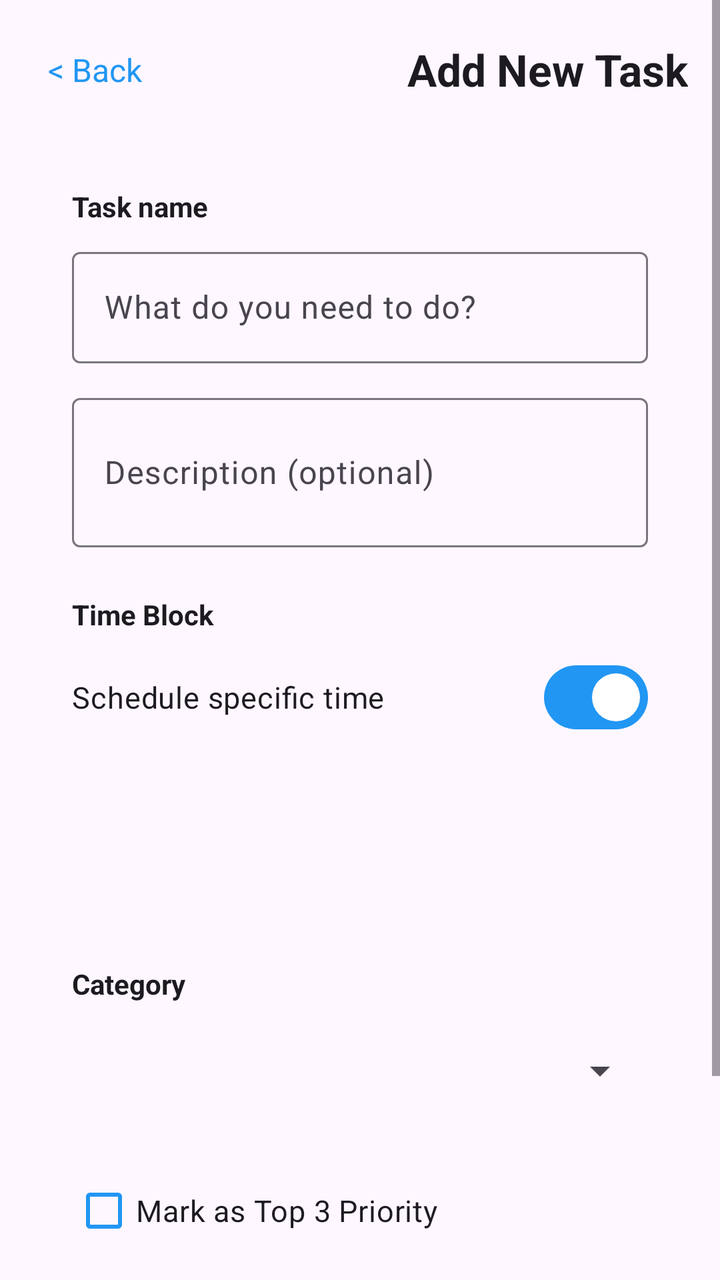
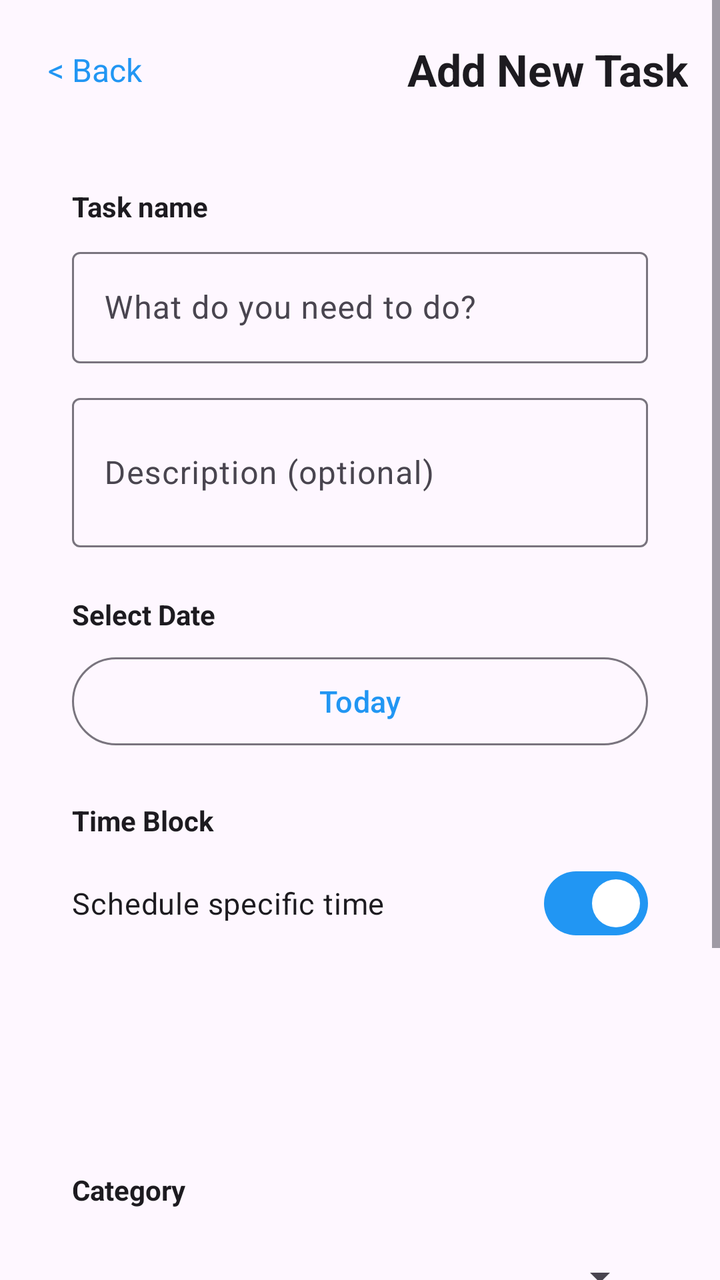

An Android layout rendered at two revisions. The XML below is the earlier revision; the diff shows what the commit changed to produce the second picture.
<!-- AndroidManifest.xml: activity theme Base.Theme.DailyToDoList -->
<!-- res/layout/activity_add_task.xml -->
<?xml version="1.0" encoding="utf-8"?>
<LinearLayout xmlns:android="http://schemas.android.com/apk/res/android"
    xmlns:app="http://schemas.android.com/apk/res-auto"
    android:id="@+id/mainLayout"
    android:layout_width="match_parent"
    android:layout_height="match_parent"
    android:background="?android:attr/colorBackground"
    android:orientation="vertical">

    <ScrollView
        android:layout_width="match_parent"
        android:layout_height="match_parent"
        android:fillViewport="true">

        <LinearLayout
            android:layout_width="match_parent"
            android:layout_height="wrap_content"
            android:orientation="vertical"
            android:paddingLeft="16dp"
            android:paddingRight="16dp"
            android:paddingTop="16dp"
            android:paddingBottom="32dp">

            
            <LinearLayout
                android:layout_width="match_parent"
                android:layout_height="wrap_content"
                android:orientation="horizontal"
                android:gravity="center_vertical"
                android:layout_marginBottom="20dp">

                <TextView
                    android:id="@+id/backButton"
                    android:layout_width="wrap_content"
                    android:layout_height="wrap_content"
                    android:text="@string/back"
                    android:textSize="16sp"
                    android:padding="8dp"
                    android:clickable="true"
                    android:focusable="true"
                    android:background="?attr/selectableItemBackground"
                    android:textColor="?attr/colorPrimary" />

                <TextView
                    android:id="@+id/screenTitle"
                    android:layout_width="0dp"
                    android:layout_height="wrap_content"
                    android:layout_weight="1"
                    android:text="@string/add_task_title"
                    android:textSize="22sp"
                    android:textStyle="bold"
                    android:gravity="end"
                    android:textColor="?attr/colorOnSurface" />
            </LinearLayout>

            
            <LinearLayout
                android:id="@+id/formCard"
                android:layout_width="match_parent"
                android:layout_height="wrap_content"
                android:orientation="vertical"
                android:padding="20dp"
                android:elevation="4dp">

                <TextView
                    android:layout_width="match_parent"
                    android:layout_height="wrap_content"
                    android:text="@string/task_name_label"
                    android:textSize="14sp"
                    android:textStyle="bold"
                    android:layout_marginBottom="8dp"
                    android:textColor="?attr/colorOnSurface" />

                <com.google.android.material.textfield.TextInputLayout
                    android:id="@+id/taskNameLayout"
                    style="@style/Widget.Material3.TextInputLayout.OutlinedBox"
                    android:layout_width="match_parent"
                    android:layout_height="wrap_content"
                    android:hint="@string/task_name_hint">

                    <com.google.android.material.textfield.TextInputEditText
                        android:id="@+id/editTaskName"
                        android:layout_width="match_parent"
                        android:layout_height="wrap_content"
                        android:maxLines="3"
                        android:inputType="textCapSentences|textMultiLine"
                        android:textColor="?attr/colorOnSurface"
                        android:textColorHint="?attr/colorOnSurfaceVariant" />
                </com.google.android.material.textfield.TextInputLayout>

                <com.google.android.material.textfield.TextInputLayout
                    android:id="@+id/descriptionLayout"
                    style="@style/Widget.Material3.TextInputLayout.OutlinedBox"
                    android:layout_width="match_parent"
                    android:layout_height="wrap_content"
                    android:layout_marginTop="12dp"
                    android:hint="@string/description_hint">

                    <com.google.android.material.textfield.TextInputEditText
                        android:id="@+id/editDescription"
                        android:layout_width="match_parent"
                        android:layout_height="wrap_content"
                        android:minLines="2"
                        android:maxLines="4"
                        android:inputType="textCapSentences|textMultiLine"
                        android:textColor="?attr/colorOnSurface"
                        android:textColorHint="?attr/colorOnSurfaceVariant" />
                </com.google.android.material.textfield.TextInputLayout>

                <TextView
                    android:layout_width="match_parent"
                    android:layout_height="wrap_content"
                    android:text="@string/time_block_label"
                    android:textSize="14sp"
                    android:textStyle="bold"
                    android:layout_marginTop="24dp"
                    android:layout_marginBottom="8dp"
                    android:textColor="?attr/colorOnSurface" />

                
                <com.google.android.material.materialswitch.MaterialSwitch
                    android:id="@+id/switchScheduleTime"
                    android:layout_width="match_parent"
                    android:layout_height="wrap_content"
                    android:text="@string/schedule_specific_time"
                    android:textSize="15sp"
                    android:checked="true"
                    android:textColor="?attr/colorOnSurface" />

                
                <LinearLayout
                    android:id="@+id/timeSection"
                    android:layout_width="match_parent"
                    android:layout_height="wrap_content"
                    android:orientation="vertical">

                    <LinearLayout
                        android:layout_width="match_parent"
                        android:layout_height="wrap_content"
                        android:layout_marginTop="8dp"
                        android:orientation="horizontal">

                        <TextView
                            android:id="@+id/btnStartTime"
                            android:layout_width="0dp"
                            android:layout_height="52dp"
                            android:layout_weight="1"
                            android:layout_marginEnd="8dp"
                            android:gravity="center"
                            android:textSize="16sp"
                            android:textStyle="bold"
                            android:clickable="true"
                            android:focusable="true"
                            android:textColor="?attr/colorOnSurface" />

                        <TextView
                            android:id="@+id/btnEndTime"
                            android:layout_width="0dp"
                            android:layout_height="52dp"
                            android:layout_weight="1"
                            android:layout_marginStart="8dp"
                            android:gravity="center"
                            android:textSize="16sp"
                            android:textStyle="bold"
                            android:clickable="true"
                            android:focusable="true"
                            android:textColor="?attr/colorOnSurface" />
                    </LinearLayout>

                    <TextView
                        android:id="@+id/durationText"
                        android:layout_width="match_parent"
                        android:layout_height="wrap_content"
                        android:layout_marginTop="8dp"
                        android:textSize="13sp"
                        android:textColor="?attr/colorOnSurfaceVariant" />
                </LinearLayout>

                <TextView
                    android:layout_width="match_parent"
                    android:layout_height="wrap_content"
                    android:text="@string/category_label"
                    android:textSize="14sp"
                    android:textStyle="bold"
                    android:layout_marginTop="24dp"
                    android:layout_marginBottom="8dp"
                    android:textColor="?attr/colorOnSurface" />

                <Spinner
                    android:id="@+id/spinnerCategory"
                    android:layout_width="match_parent"
                    android:layout_height="52dp"
                    android:paddingStart="14dp"
                    android:paddingEnd="14dp" />

                <CheckBox
                    android:id="@+id/checkTopPriority"
                    android:layout_width="match_parent"
                    android:layout_height="wrap_content"
                    android:text="@string/top_priority_check"
                    android:textSize="15sp"
                    android:layout_marginTop="20dp"
                    android:buttonTint="?attr/colorPrimary"
                    android:textColor="?attr/colorOnSurface" />

            </LinearLayout>

            
            <TextView
                android:id="@+id/btnSaveTask"
                android:layout_width="match_parent"
                android:layout_height="56dp"
                android:layout_marginTop="24dp"
                android:gravity="center"
                android:text="@string/save_task"
                android:textSize="17sp"
                android:textStyle="bold"
                android:textColor="?attr/colorOnPrimary"
                android:clickable="true"
                android:focusable="true" />

        </LinearLayout>
    </ScrollView>
</LinearLayout>
<!-- resources referenced by this layout -->
<resources>
  <string name="add_task_title">Add New Task</string>
  <string name="back">&lt; Back</string>
  <string name="category_label">Category</string>
  <string name="description_hint">Description (optional)</string>
  <string name="save_task">Save Task</string>
  <string name="schedule_specific_time">Schedule specific time</string>
  <string name="task_name_hint">What do you need to do?</string>
  <string name="task_name_label">Task name</string>
  <string name="time_block_label">Time Block</string>
  <string name="top_priority_check">Mark as Top 3 Priority</string>
  <style name="Base.Theme.DailyToDoList" parent="Theme.Material3.DayNight.NoActionBar">
          <item name="colorPrimary">@color/default_primary</item>
          <item name="colorOnPrimary">@color/white</item>
          <item name="colorSecondary">@color/default_accent</item>
          <item name="colorOnSecondary">@color/white</item>
          <item name="android:statusBarColor">@color/default_start</item>
          <item name="android:windowLightStatusBar">true</item>
          <item name="android:navigationBarColor">@color/white</item>
          <item name="android:windowLightNavigationBar">false</item>
      </style>
  <color name="default_primary">#2196F3</color>
  <color name="white">#FFFFFFFF</color>
  <color name="default_accent">#E94560</color>
  <color name="default_start">#2196F3</color>
</resources>

<!-- the commit's change to res/layout/activity_add_task.xml (unified diff, before → after) -->
@@ -106,6 +106,26 @@
                         android:textColor="?attr/colorOnSurface"
                         android:textColorHint="?attr/colorOnSurfaceVariant" />
                 </com.google.android.material.textfield.TextInputLayout>
+
+                
+                <TextView
+                    android:layout_width="match_parent"
+                    android:layout_height="wrap_content"
+                    android:text="@string/select_date"
+                    android:textSize="14sp"
+                    android:textStyle="bold"
+                    android:layout_marginTop="24dp"
+                    android:layout_marginBottom="8dp"
+                    android:textColor="?attr/colorOnSurface" />
+
+                <com.google.android.material.button.MaterialButton
+                    android:id="@+id/btnSelectDate"
+                    style="@style/Widget.Material3.Button.OutlinedButton"
+                    android:layout_width="match_parent"
+                    android:layout_height="52dp"
+                    android:text="@string/today"
+                    android:textSize="15sp"
+                    android:textAllCaps="false" />
 
                 <TextView
                     android:layout_width="match_parent"
<!-- resource entries referenced after the edit -->
@@ -6,9 +6,11 @@
   <string name="description_hint">Description (optional)</string>
   <string name="save_task">Save Task</string>
   <string name="schedule_specific_time">Schedule specific time</string>
+  <string name="select_date">Select Date</string>
   <string name="task_name_hint">What do you need to do?</string>
   <string name="task_name_label">Task name</string>
   <string name="time_block_label">Time Block</string>
+  <string name="today">Today</string>
   <string name="top_priority_check">Mark as Top 3 Priority</string>
   <style name="Base.Theme.DailyToDoList" parent="Theme.Material3.DayNight.NoActionBar">
           <item name="colorPrimary">@color/default_primary</item>
